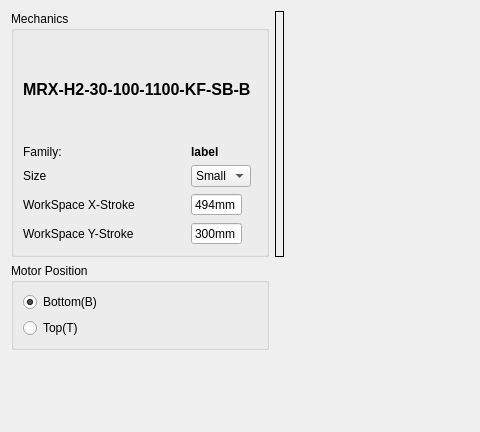
ww4u/mct-t4, file source/wnd/h2configuration.ui: the form before one commit; both pictures show x 0 to 480 and y 0 to 432 of the 763 by 432 pixel window.
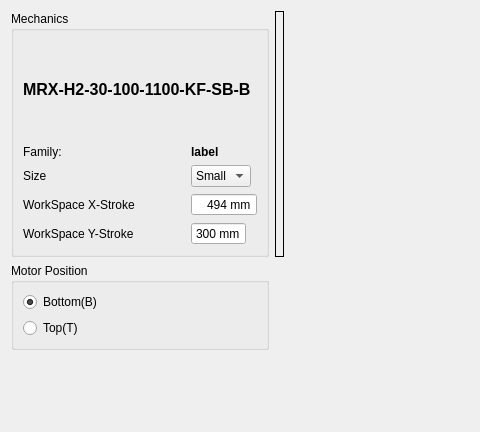
The form after the commit. Icons and pictures are not drawn.

The edit to the form file:
```diff
--- a/source/wnd/h2configuration.ui
+++ b/source/wnd/h2configuration.ui
@@ -151,7 +151,7 @@
       <item row="5" column="1" colspan="2">
        <widget class="QSpinBox" name="spinBox_X">
         <property name="sizePolicy">
-         <sizepolicy hsizetype="Fixed" vsizetype="Fixed">
+         <sizepolicy hsizetype="Preferred" vsizetype="Fixed">
           <horstretch>0</horstretch>
           <verstretch>0</verstretch>
          </sizepolicy>
@@ -163,7 +163,7 @@
          <enum>QAbstractSpinBox::NoButtons</enum>
         </property>
         <property name="suffix">
-         <string>mm</string>
+         <string> mm</string>
         </property>
         <property name="minimum">
          <number>0</number>
@@ -194,7 +194,7 @@
          <enum>QAbstractSpinBox::NoButtons</enum>
         </property>
         <property name="suffix">
-         <string>mm</string>
+         <string> mm</string>
         </property>
         <property name="minimum">
          <number>0</number>
```
Left out of the diff: 46 changed lines with no effect on the pictures.
